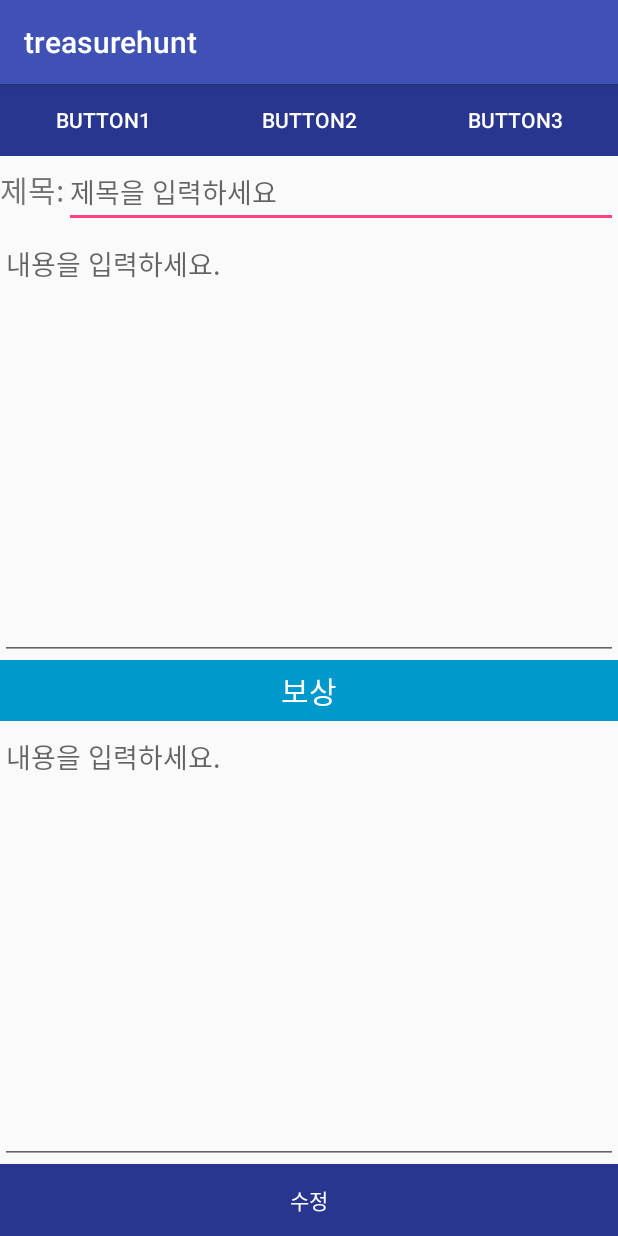
After one commit to Gimsoogeun/treasurehunt, an Android app: the rewritePost screen opened directly, with no data from a screen before it, on a phone screen of 412 x 824 dp. The commit adds this screen. Run offline under Robolectric (Android 15) with nearby library versions, the phone set to English and light mode, and no system bars; our stand-ins replace Firebase (no records; nobody signed in at launch, a user with empty details on screens opened directly); 3 statements that could not run were skipped.

Commit message:
글 수정

```diff
--- a/app/src/main/AndroidManifest.xml
+++ b/app/src/main/AndroidManifest.xml
@@ -20,7 +20,9 @@
         </activity>
         <activity android:name=".main" />
         <activity android:name=".writePost" />
-        <activity android:name=".postsActivity"></activity>
+        <activity android:name=".postsActivity" />
+        <activity android:name=".readPost" />
+        <activity android:name=".rewritePost"></activity>
     </application>
 
 </manifest>
--- /dev/null
+++ b/app/src/main/java/com/project/six/treasurehunt/rewritePost.java
@@ -0,0 +1,95 @@
+package com.project.six.treasurehunt;
+
+import android.content.Intent;
+import android.support.v7.app.AppCompatActivity;
+import android.os.Bundle;
+import android.view.View;
+import android.widget.EditText;
+import android.widget.Toast;
+
+import com.google.firebase.database.DataSnapshot;
+import com.google.firebase.database.DatabaseError;
+import com.google.firebase.database.DatabaseReference;
+import com.google.firebase.database.FirebaseDatabase;
+import com.google.firebase.database.Query;
+import com.google.firebase.database.ValueEventListener;
+
+public class rewritePost extends AppCompatActivity {
+    String postfirebaseKey;
+
+    private FirebaseDatabase mFirebaseDatabase;
+    private DatabaseReference mDatabaseReference;
+    private ValueEventListener mValueEventListener;
+
+    postContext post;
+
+    EditText titleEdittext;
+    EditText context1Edittext;
+    EditText context2Edittext;
+
+    @Override
+    protected void onCreate(Bundle savedInstanceState) {
+        super.onCreate(savedInstanceState);
+        setContentView(R.layout.activity_rewrite_post);
+        Intent intent=getIntent();
+        postfirebaseKey=intent.getStringExtra("firebaseKey");
+        initView();
+        initFirebaseDatabase();
+    }
+    public void initView(){
+        titleEdittext=(EditText)findViewById(R.id.RWtitleET);
+        context1Edittext=(EditText)findViewById(R.id.RWcontext1ET);
+        context2Edittext=(EditText)findViewById(R.id.RWcontext2ET);
+
+    }
+    private void initFirebaseDatabase(){
+        mFirebaseDatabase= FirebaseDatabase.getInstance();
+        mDatabaseReference = mFirebaseDatabase.getReference("posts").child(postfirebaseKey);
+        mDatabaseReference.addListenerForSingleValueEvent(new ValueEventListener() {
+            @Override
+            public void onDataChange(DataSnapshot dataSnapshot) {
+                post=dataSnapshot.getValue(postContext.class);
+                titleEdittext.setText(post.title);
+                context1Edittext.setText(post.context1);
+                context2Edittext.setText(post.context2);
+
+            }
+
+            @Override
+            public void onCancelled(DatabaseError databaseError) {
+
+            }
+        });
+        Query query;
+
+    }
+    public void onClickReWrite(View view){
+        if(titleEdittext.getText().toString().equals("") ){
+            Toast.makeText(this,"제목을 입력해 주세요.",Toast.LENGTH_SHORT).show();
+            return;
+        }
+        if(context1Edittext.getText().toString().equals("") ){
+            Toast.makeText(this,"내용 입력해 주세요.",Toast.LENGTH_SHORT).show();
+            return;
+        }
+        if(context2Edittext.getText().toString().equals("") ){
+            Toast.makeText(this,"보상 내용 입력해 주세요.",Toast.LENGTH_SHORT).show();
+            return;
+        }
+        post.title=titleEdittext.getText().toString();
+        post.context1=context1Edittext.getText().toString();
+        post.context2=context2Edittext.getText().toString();
+        mDatabaseReference.setValue(post,new DatabaseReference.CompletionListener() {
+            @Override
+            public void onComplete(DatabaseError databaseError, DatabaseReference databaseReference) {
+                if (databaseError != null) {
+                    Toast.makeText(getApplicationContext(), "작성에 실패했습니다.", Toast.LENGTH_SHORT).show();
+
+                } else {
+                    Toast.makeText(getApplicationContext(), "작성에 성공했습니다.", Toast.LENGTH_SHORT).show();
+                    finish();
+                }
+            }
+        });
+    }
+}
--- /dev/null
+++ b/app/src/main/res/layout/activity_rewrite_post.xml
@@ -0,0 +1,111 @@
+<?xml version="1.0" encoding="utf-8"?>
+<LinearLayout xmlns:android="http://schemas.android.com/apk/res/android"
+    android:orientation="vertical"
+    xmlns:app="http://schemas.android.com/apk/res-auto"
+    xmlns:tools="http://schemas.android.com/tools"
+    android:layout_width="match_parent"
+    android:layout_height="match_parent"
+    tools:context="com.project.six.treasurehunt.rewritePost">
+    <LinearLayout
+        android:layout_width="match_parent"
+        android:layout_height="wrap_content"
+        android:orientation="horizontal"
+        >
+
+        <Button
+            android:layout_width="match_parent"
+            android:layout_height="wrap_content"
+            android:layout_weight="1"
+            android:background="@color/colorPrimaryDark"
+            android:text="button1"
+            android:textColor="@android:color/white" />
+
+        <Button
+            android:layout_width="match_parent"
+            android:layout_height="wrap_content"
+            android:layout_weight="1"
+            android:background="?android:attr/colorPrimaryDark"
+            android:text="button2"
+
+            android:textColor="@android:color/white"
+            tools:background="@color/colorPrimarysmoothDark" />
+        <Button
+            android:text="button3"
+            android:background="@color/colorPrimaryDark"
+            android:layout_width="match_parent"
+            android:layout_height="wrap_content"
+            android:textColor="@android:color/white"
+
+            android:layout_weight="1"/>
+
+
+    </LinearLayout>
+    <LinearLayout
+        android:orientation="vertical"
+        android:layout_weight="1"
+        android:layout_width="match_parent"
+        android:layout_height="match_parent">
+        <LinearLayout
+            android:layout_width="match_parent"
+            android:layout_height="wrap_content">
+            <TextView
+                android:textSize="20sp"
+                android:textAlignment="center"
+                android:text="제목:"
+                android:layout_width="wrap_content"
+                android:layout_height="wrap_content" />
+
+            <EditText
+                android:id="@+id/RWtitleET"
+                android:layout_width="match_parent"
+                android:layout_height="wrap_content"
+                android:hint="제목을 입력하세요"
+                android:lines="1"
+                android:maxLength="70"
+                android:textSize="18sp" />
+        </LinearLayout>
+
+        <EditText
+            android:id="@+id/RWcontext1ET"
+            android:layout_width="match_parent"
+            android:layout_height="match_parent"
+            android:gravity="top"
+            android:hint="내용을 입력하세요." />
+    </LinearLayout>
+    <LinearLayout
+        android:orientation="vertical"
+        android:layout_weight="1"
+        android:layout_width="match_parent"
+        android:layout_height="match_parent">
+        <LinearLayout
+            android:background="@android:color/holo_blue_dark"
+
+            android:layout_width="match_parent"
+            android:layout_height="wrap_content">
+            <TextView
+                android:textColor="@android:color/white"
+                android:textSize="20sp"
+                android:textAlignment="center"
+                android:text="보상"
+                android:layout_marginVertical="5dp"
+                android:layout_width="match_parent"
+                android:layout_height="wrap_content" />
+
+        </LinearLayout>
+
+        <EditText
+            android:id="@+id/RWcontext2ET"
+            android:layout_width="match_parent"
+            android:layout_height="match_parent"
+            android:gravity="top"
+            android:hint="내용을 입력하세요." />
+    </LinearLayout>
+
+    <Button
+        android:layout_width="match_parent"
+        android:layout_height="wrap_content"
+        android:background="@color/colorPrimaryDark"
+        android:onClick="onClickReWrite"
+        android:text="수정"
+        android:textColor="@android:color/white" />
+</LinearLayout>
```
Also changed, not shown: app/src/main/java/com/project/six/treasurehunt/postsActivity.java (+25 -1 lines), app/src/main/java/com/project/six/treasurehunt/readPost.java (added, +51 -0 lines), app/src/main/res/layout/activity_read_post.xml (added, +113 -0 lines).
